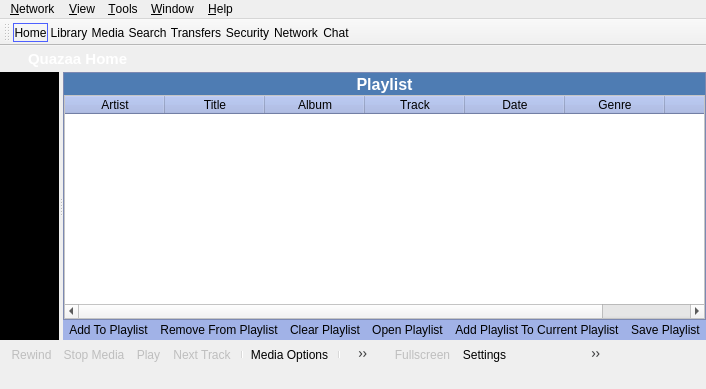
c3c/quazaa, file trunk/mainwindow.ui: the form before one commit.
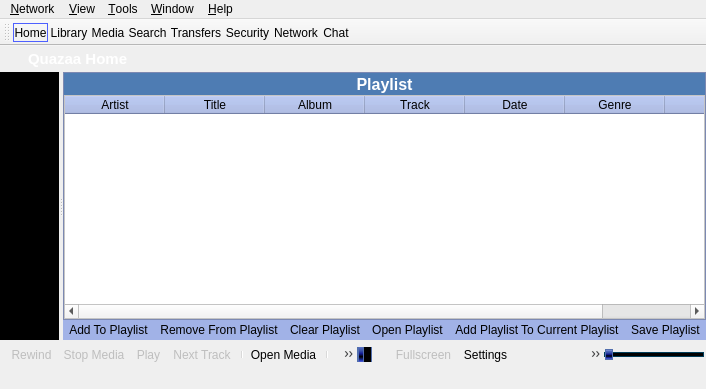
The form after the commit. The open tabs and pages were chosen to show the change. Icons and pictures are not drawn. Custom widgets are drawn as their Qt base class.

Commit message: Moving the media player over to vlc. Separated phonon code to it's own file so we will still have the option to switch back but I don't think it's gonna happen. VLC is still buggy but it'll get there. Fixed the other skins so they display correctly.

Diff of the .ui file:
```diff
--- a/trunk/mainwindow.ui
+++ b/trunk/mainwindow.ui
@@ -1906,6 +1906,215 @@
            <property name="spacing">
             <number>0</number>
            </property>
+           <item row="2" column="0">
+            <widget class="QFrame" name="toolFrameMedia">
+             <property name="minimumSize">
+              <size>
+               <width>0</width>
+               <height>30</height>
+              </size>
+             </property>
+             <property name="maximumSize">
+              <size>
+               <width>16777215</width>
+               <height>30</height>
+              </size>
+             </property>
+             <property name="styleSheet">
+              <string notr="true">QToolButton {
+    border: 1px solid transparent;
+    background-color: transparent;
+}
+
+ QToolButton:pressed {
+     background-color: qlineargradient(x1: 0, y1: 0, x2: 0, y2: 1,
+                                       stop: 0 #dadbde, stop: 1 #f6f7fa);
+ }
+
+QToolButton:checked {
+     border: 1px solid rgb(78, 96, 255);
+     background-color: qlineargradient(x1: 0, y1: 0, x2: 0, y2: 1,
+                                       stop: 0 #dadbde, stop: 1 #f6f7fa);
+}
+
+ QToolButton:hover {
+     border: 1px solid rgb(78, 96, 255);
+     background-color: qlineargradient(x1: 0, y1: 0, x2: 0, y2: 1,
+                                       stop: 0 #dadbde, stop: 1 #f6f7fa);
+ }
+ QToolButton[popupMode=&quot;1&quot;] { /* only for MenuButtonPopup */
+     padding-right: 20px; /* make way for the popup button */
+ }
+
+/* the subcontrols below are used only in the MenuButtonPopup mode */
+ QToolButton::menu-button {
+     border: 1px solid transparent;
+     /* 16px width + 4px for border = 20px allocated above */
+     width: 16px;
+ }
+
+QToolButton::menu-button:hover {
+    border: 1px solid rgb(78, 96, 255);
+	border-left-color: 1px solid transparent;
+     /* 16px width + 4px for border = 20px allocated above */
+     width: 16px;
+ }
+
+ QToolButton::menu-arrow:open {
+     top: 1px; left: 1px; /* shift it a bit */
+ }</string>
+             </property>
+             <property name="frameShape">
+              <enum>QFrame::NoFrame</enum>
+             </property>
+             <property name="frameShadow">
+              <enum>QFrame::Raised</enum>
+             </property>
+             <layout class="QGridLayout" name="gridLayout_15">
+              <property name="leftMargin">
+               <number>2</number>
+              </property>
+              <property name="topMargin">
+               <number>0</number>
+              </property>
+              <property name="rightMargin">
+               <number>2</number>
+              </property>
+              <property name="bottomMargin">
+               <number>0</number>
+              </property>
+              <property name="spacing">
+               <number>0</number>
+              </property>
+              <item row="0" column="1">
+               <widget class="QToolBar" name="toolBarMediaControls">
+                <property name="sizePolicy">
+                 <sizepolicy hsizetype="Preferred" vsizetype="Minimum">
+                  <horstretch>0</horstretch>
+                  <verstretch>0</verstretch>
+                 </sizepolicy>
+                </property>
+                <property name="minimumSize">
+                 <size>
+                  <width>0</width>
+                  <height>0</height>
+                 </size>
+                </property>
+                <property name="styleSheet">
+                 <string notr="true">QToolBar {
+	border-color: 2px solid transparent;
+}</string>
+                </property>
+                <property name="iconSize">
+                 <size>
+                  <width>24</width>
+                  <height>24</height>
+                 </size>
+                </property>
+                <property name="floatable">
+                 <bool>false</bool>
+                </property>
+                <addaction name="actionMediaRewind"/>
+                <addaction name="actionMediaStop"/>
+                <addaction name="actionMediaPlay"/>
+                <addaction name="actionMediaNextTrack"/>
+                <addaction name="separator"/>
+                <addaction name="actionMediaOpen"/>
+                <addaction name="separator"/>
+                <addaction name="actionMediaRepeat"/>
+                <addaction name="actionMediaShuffle"/>
+               </widget>
+              </item>
+              <item row="0" column="5">
+               <widget class="QToolBar" name="toolBarMediaSettings">
+                <property name="styleSheet">
+                 <string notr="true">QToolBar {
+	border-color: 2px solid transparent;
+}</string>
+                </property>
+                <addaction name="actionMediaFullscreen"/>
+                <addaction name="actionMediaSettings"/>
+                <addaction name="actionMediaPlaylistToggle"/>
+                <addaction name="actionMediaMute"/>
+               </widget>
+              </item>
+              <item row="0" column="3">
+               <widget class="QLabel" name="labelMediaTime">
+                <property name="text">
+                 <string/>
+                </property>
+               </widget>
+              </item>
+              <item row="0" column="4">
+               <widget class="QLabel" name="labelMediaProgress">
+                <property name="text">
+                 <string/>
+                </property>
+               </widget>
+              </item>
+              <item row="0" column="2">
+               <widget class="QSlider" name="seekSlider">
+                <property name="styleSheet">
+                 <string notr="true">QSlider::groove:horizontal {	
+	border: 1px solid rgb(82, 111, 174); 
+	height: 22px; 
+	background: black; 
+	margin: 3px 0; 
+}	
+
+QSlider::handle:horizontal { 
+	background: qlineargradient(spread:pad, x1:0.510526, y1:0, x2:0.511, y2:1, stop:0 rgba(206, 215, 255, 255), stop:0.184211 rgba(82, 107, 192, 255), stop:0.342105 rgba(55, 80, 167, 255), stop:0.484211 rgba(17, 26, 148, 255), stop:0.636842 rgba(0, 0, 0, 255), stop:0.8 rgba(24, 46, 171, 255), stop:0.984211 rgba(142, 142, 255, 255)); 
+	border: 1px solid rgb(82, 111, 174); 
+	border-radius: 0px; 
+	width: 4px; 
+	margin: 1px 0; /* handle is placed by default on the contents rect of the groove. Expand outside the groove */ 
+}</string>
+                </property>
+                <property name="orientation">
+                 <enum>Qt::Horizontal</enum>
+                </property>
+               </widget>
+              </item>
+              <item row="0" column="6">
+               <widget class="QSlider" name="volumeSlider">
+                <property name="minimumSize">
+                 <size>
+                  <width>100</width>
+                  <height>0</height>
+                 </size>
+                </property>
+                <property name="maximumSize">
+                 <size>
+                  <width>100</width>
+                  <height>16777215</height>
+                 </size>
+                </property>
+                <property name="styleSheet">
+                 <string notr="true">QSlider::groove:horizontal { 
+	border: 1px solid rgb(0, 61, 89); 
+	height: 3px;  
+	background: black; 
+	margin: 2px 0; 
+} 
+
+QSlider::handle:horizontal { 
+	background: qlineargradient(spread:pad, x1:0.510526, y1:0, x2:0.511, y2:1, stop:0 rgba(206, 215, 255, 255), stop:0.184211 rgba(82, 107, 192, 255), stop:0.342105 rgba(55, 80, 167, 255), stop:0.484211 rgba(17, 26, 148, 255), stop:0.636842 rgba(0, 0, 0, 255), stop:0.8 rgba(24, 46, 171, 255), stop:0.984211 rgba(142, 142, 255, 255)); 
+	border: 1px solid rgb(82, 111, 174); 
+	width: 6px; 
+	margin: -4px 0; 
+} </string>
+                </property>
+                <property name="maximum">
+                 <number>100</number>
+                </property>
+                <property name="orientation">
+                 <enum>Qt::Horizontal</enum>
+                </property>
+               </widget>
+              </item>
+             </layout>
+            </widget>
+           </item>
            <item row="0" column="0">
             <widget class="QSplitter" name="splitterMediaPlaylist">
              <property name="autoFillBackground">
@@ -2289,209 +2498,6 @@
              </widget>
             </widget>
            </item>
-           <item row="1" column="0">
-            <widget class="QFrame" name="toolFrameMedia">
-             <property name="minimumSize">
-              <size>
-               <width>0</width>
-               <height>30</height>
-              </size>
-             </property>
-             <property name="maximumSize">
-              <size>
-               <width>16777215</width>
-               <height>30</height>
-              </size>
-             </property>
-             <property name="styleSheet">
-              <string notr="true">QToolButton {
-    border: 1px solid transparent;
-    background-color: transparent;
-}
-
- QToolButton:pressed {
-     background-color: qlineargradient(x1: 0, y1: 0, x2: 0, y2: 1,
-                                       stop: 0 #dadbde, stop: 1 #f6f7fa);
- }
-
-QToolButton:checked {
-     border: 1px solid rgb(78, 96, 255);
-     background-color: qlineargradient(x1: 0, y1: 0, x2: 0, y2: 1,
-                                       stop: 0 #dadbde, stop: 1 #f6f7fa);
-}
-
- QToolButton:hover {
-     border: 1px solid rgb(78, 96, 255);
-     background-color: qlineargradient(x1: 0, y1: 0, x2: 0, y2: 1,
-                                       stop: 0 #dadbde, stop: 1 #f6f7fa);
- }
- QToolButton[popupMode=&quot;1&quot;] { /* only for MenuButtonPopup */
-     padding-right: 20px; /* make way for the popup button */
- }
-
-/* the subcontrols below are used only in the MenuButtonPopup mode */
- QToolButton::menu-button {
-     border: 1px solid transparent;
-     /* 16px width + 4px for border = 20px allocated above */
-     width: 16px;
- }
-
-QToolButton::menu-button:hover {
-    border: 1px solid rgb(78, 96, 255);
-	border-left-color: 1px solid transparent;
-     /* 16px width + 4px for border = 20px allocated above */
-     width: 16px;
- }
-
- QToolButton::menu-arrow:open {
-     top: 1px; left: 1px; /* shift it a bit */
- }</string>
-             </property>
-             <property name="frameShape">
-              <enum>QFrame::NoFrame</enum>
-             </property>
-             <property name="frameShadow">
-              <enum>QFrame::Raised</enum>
-             </property>
-             <layout class="QGridLayout" name="gridLayout_15">
-              <property name="leftMargin">
-               <number>2</number>
-              </property>
-              <property name="topMargin">
-               <number>0</number>
-              </property>
-              <property name="rightMargin">
-               <number>2</number>
-              </property>
-              <property name="bottomMargin">
-               <number>0</number>
-              </property>
-              <property name="spacing">
-               <number>0</number>
-              </property>
-              <item row="0" column="1">
-               <widget class="QToolBar" name="toolBarMediaControls">
-                <property name="sizePolicy">
-                 <sizepolicy hsizetype="Preferred" vsizetype="Minimum">
-                  <horstretch>0</horstretch>
-                  <verstretch>0</verstretch>
-                 </sizepolicy>
-                </property>
-                <property name="minimumSize">
-                 <size>
-                  <width>0</width>
-                  <height>0</height>
-                 </size>
-                </property>
-                <property name="styleSheet">
-                 <string notr="true">QToolBar {
-	border-color: 2px solid transparent;
-}</string>
-                </property>
-                <property name="iconSize">
-                 <size>
-                  <width>24</width>
-                  <height>24</height>
-                 </size>
-                </property>
-                <property name="floatable">
-                 <bool>false</bool>
-                </property>
-                <addaction name="actionMediaRewind"/>
-                <addaction name="actionMediaStop"/>
-                <addaction name="actionMediaPlay"/>
-                <addaction name="actionMediaNextTrack"/>
-                <addaction name="separator"/>
-                <addaction name="actionMediaOpen"/>
-                <addaction name="separator"/>
-                <addaction name="actionMediaRepeat"/>
-                <addaction name="actionMediaShuffle"/>
-               </widget>
-              </item>
-              <item row="0" column="6">
-               <widget class="QToolBar" name="toolBarMediaSettings">
-                <property name="styleSheet">
-                 <string notr="true">QToolBar {
-	border-color: 2px solid transparent;
-}</string>
-                </property>
-                <addaction name="actionMediaFullscreen"/>
-                <addaction name="actionMediaSettings"/>
-                <addaction name="actionMediaPlaylistToggle"/>
-                <addaction name="actionMediaMute"/>
-               </widget>
-              </item>
-              <item row="0" column="3">
-               <widget class="Phonon::SeekSlider" name="seekSlider">
-                <property name="styleSheet">
-                 <string notr="true">QSlider::groove:horizontal {	
-	border: 1px solid rgb(82, 111, 174); 
-	height: 22px; 
-	background: black; 
-	margin: 3px 0; 
-}	
-
-QSlider::handle:horizontal { 
-	background: qlineargradient(spread:pad, x1:0.510526, y1:0, x2:0.511, y2:1, stop:0 rgba(206, 215, 255, 255), stop:0.184211 rgba(82, 107, 192, 255), stop:0.342105 rgba(55, 80, 167, 255), stop:0.484211 rgba(17, 26, 148, 255), stop:0.636842 rgba(0, 0, 0, 255), stop:0.8 rgba(24, 46, 171, 255), stop:0.984211 rgba(142, 142, 255, 255)); 
-	border: 1px solid rgb(82, 111, 174); 
-	border-radius: 0px; 
-	width: 4px; 
-	margin: 1px 0; /* handle is placed by default on the contents rect of the groove. Expand outside the groove */ 
-}</string>
-                </property>
-               </widget>
-              </item>
-              <item row="0" column="7">
-               <widget class="Phonon::VolumeSlider" name="volumeSlider">
-                <property name="minimumSize">
-                 <size>
-                  <width>100</width>
-                  <height>0</height>
-                 </size>
-                </property>
-                <property name="maximumSize">
-                 <size>
-                  <width>100</width>
-                  <height>16777215</height>
-                 </size>
-                </property>
-                <property name="styleSheet">
-                 <string notr="true">QSlider::groove:horizontal { 
-	border: 1px solid rgb(0, 61, 89); 
-	height: 3px;  
-	background: black; 
-	margin: 2px 0; 
-} 
-
-QSlider::handle:horizontal { 
-	background: qlineargradient(spread:pad, x1:0.510526, y1:0, x2:0.511, y2:1, stop:0 rgba(206, 215, 255, 255), stop:0.184211 rgba(82, 107, 192, 255), stop:0.342105 rgba(55, 80, 167, 255), stop:0.484211 rgba(17, 26, 148, 255), stop:0.636842 rgba(0, 0, 0, 255), stop:0.8 rgba(24, 46, 171, 255), stop:0.984211 rgba(142, 142, 255, 255)); 
-	border: 1px solid rgb(82, 111, 174); 
-	width: 6px; 
-	margin: -4px 0; 
-} </string>
-                </property>
-                <property name="muteVisible">
-                 <bool>false</bool>
-                </property>
-               </widget>
-              </item>
-              <item row="0" column="4">
-               <widget class="QLabel" name="labelMediaTime">
-                <property name="text">
-                 <string/>
-                </property>
-               </widget>
-              </item>
-              <item row="0" column="5">
-               <widget class="QLabel" name="labelMediaProgress">
-                <property name="text">
-                 <string/>
-                </property>
-               </widget>
-              </item>
-             </layout>
-            </widget>
-           </item>
           </layout>
          </widget>
         </item>
@@ -6802,7 +6808,7 @@
      <normaloff>:/Resource/Media/OpenMedia.png</normaloff>:/Resource/Media/OpenMedia.png</iconset>
    </property>
    <property name="text">
-    <string>Media Options</string>
+    <string>Open Media</string>
    </property>
   </action>
   <action name="actionMediaRewind">
@@ -7699,18 +7705,6 @@
   </action>
  </widget>
  <layoutdefault spacing="6" margin="11"/>
- <customwidgets>
-  <customwidget>
-   <class>Phonon::SeekSlider</class>
-   <extends>QWidget</extends>
-   <header location="global">phonon/seekslider.h</header>
-  </customwidget>
-  <customwidget>
-   <class>Phonon::VolumeSlider</class>
-   <extends>QWidget</extends>
-   <header location="global">phonon/volumeslider.h</header>
-  </customwidget>
- </customwidgets>
  <resources>
   <include location="Resource.qrc"/>
  </resources>
```
Left out of the diff: 45 changed lines with no effect on the pictures. The commit also changes 61 other files.
